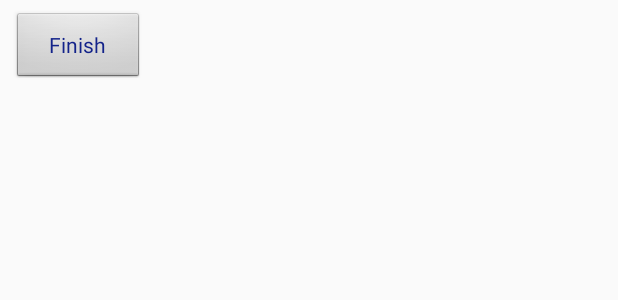
After one commit to alexsykes/Observer, an Android app: the layout fragment_timing_button.xml on its own in the app's theme, with its tools: preview values and no code run, on a phone screen of 412 x 824 dp. The commit adds this screen. Shown: the top 300 px of the screen. Run offline under Robolectric (Android 15) with nearby library versions, the phone set to English and light mode, and no system bars.

Commit message:
Starting adding timer

```diff
--- a/app/src/main/java/com/alexsykes/scoremonster/SetupActivity.java
+++ b/app/src/main/java/com/alexsykes/scoremonster/SetupActivity.java
@@ -48,7 +48,7 @@ public class SetupActivity extends AppCompatActivity implements AdapterView.OnIt
 
     // Interface widgets
     RadioGroup dabPadSwitch;
-    RadioButton dabPadSelect, numberPadSelect;
+    RadioButton dabPadSelect, numberPadSelect, timingModeSelect;
     Spinner trialSelect;
     ProgressDialog dialog = null;
     CheckBox resetCheckBox, confirmCheckBox;
@@ -70,6 +70,7 @@ public class SetupActivity extends AppCompatActivity implements AdapterView.OnIt
         dabPadSwitch = findViewById(R.id.padViewGroup);
         dabPadSelect = findViewById(R.id.dabPadSelect);
         numberPadSelect = findViewById(R.id.numberPadSelect);
+        timingModeSelect = findViewById(R.id.timingModeSelect);
         resetCheckBox = findViewById(R.id.resetCheckBox);
         confirmCheckBox = findViewById(R.id.confirmCheckBox);
         warningImageView = findViewById(R.id.warningImageView);
@@ -319,6 +320,8 @@ public class SetupActivity extends AppCompatActivity implements AdapterView.OnIt
             editor.putString("observer", observer);
             editor.putInt("section", section);
             editor.putBoolean("showDabPad", dabPadSelect.isChecked());
+            editor.putBoolean("showNumberPad", numberPadSelect.isChecked());
+            editor.putBoolean("timingModeSelect", timingModeSelect.isChecked());
             boolean success = editor.commit();
 
             if (reset) {
--- a/app/src/main/res/layout-v21/activity_main.xml
+++ b/app/src/main/res/layout-v21/activity_main.xml
@@ -27,7 +27,6 @@
         android:layout_width="match_parent"
         android:layout_height="wrap_content"
         android:layout_marginStart="8dp"
-        android:layout_marginLeft="8dp"
         android:layout_marginTop="8dp"
         android:textColor="@color/colorButtonBlue"
         app:layout_constraintEnd_toEndOf="parent"
--- /dev/null
+++ b/app/src/main/res/layout/fragment_timing_button.xml
@@ -0,0 +1,22 @@
+<?xml version="1.0" encoding="utf-8"?>
+<android.support.constraint.ConstraintLayout xmlns:android="http://schemas.android.com/apk/res/android"
+    xmlns:app="http://schemas.android.com/apk/res-auto"
+    android:layout_width="wrap_content"
+    android:layout_height="wrap_content">
+
+    <Button
+        android:id="@+id/finishButton"
+        style="@android:style/Widget.Button"
+        android:layout_width="wrap_content"
+        android:layout_height="wrap_content"
+        android:layout_marginStart="8dp"
+        android:layout_marginTop="8dp"
+        android:layout_marginEnd="8dp"
+        android:layout_marginBottom="8dp"
+        android:text="@string/finish"
+        android:textColor="@color/colorButtonBlue"
+        app:layout_constraintBottom_toBottomOf="parent"
+        app:layout_constraintEnd_toEndOf="parent"
+        app:layout_constraintStart_toStartOf="parent"
+        app:layout_constraintTop_toTopOf="parent" />
+</android.support.constraint.ConstraintLayout>
--- a/app/src/main/res/values/strings.xml
+++ b/app/src/main/res/values/strings.xml
@@ -171,6 +171,8 @@ f) In favour of the rider who completes the course with the least marks lost on
     <string name="login_failed">"Login failed"</string>
     <string name="reset_scores">Reset Scores</string>
     <string name="trialid">TrialID</string>
+    <string name="timing_mode">Timing mode</string>
+    <string name="finish">Finish</string>
     <string-array name="scores">
         <item>Clean</item>
         <item>One</item>
--- a/build.gradle
+++ b/build.gradle
@@ -7,7 +7,7 @@ buildscript {
 
     }
     dependencies {
-        classpath 'com.android.tools.build:gradle:3.4.2'
+        classpath 'com.android.tools.build:gradle:3.5.0'
 
         // NOTE: Do not place your application dependencies here; they belong
         // in the individual module build.gradle files
```
Also changed, not shown: app/src/main/java/com/alexsykes/scoremonster/MainActivity.java (+11 -3 lines), app/src/main/java/com/alexsykes/scoremonster/TimingButtonFragment.java (added, +35 -0 lines), app/src/main/res/drawable/ic_timer_white_48dp.xml (added, +10 -0 lines), app/src/main/res/layout/activity_setup.xml (+8 -0 lines), gradle/wrapper/gradle-wrapper.properties.
